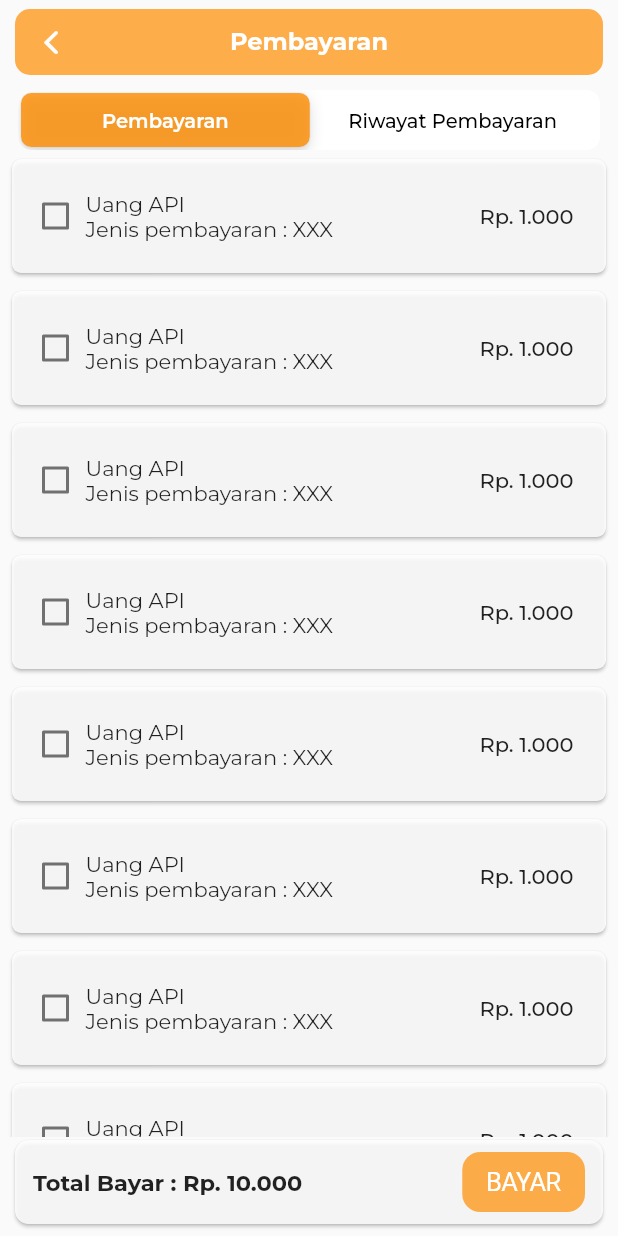
After one commit to fadilHidayatul/Ones-Edukasi-Ortu, a Flutter app: the PembayaranPage screen opened by its route, on a phone screen of 412 x 824 dp. The commit adds this screen. Run offline on Flutter 3.47's test engine with Material 2 defaults, Android fonts, the phone set to English and light mode, and no system bars; our stand-ins replace awesome_dialog, cached_network_image, currency_text_input_formatter, dropdown_search, fl_chart, google_fonts and 3 more; missing offline and left inert: flutter_beautiful_popup; accounts and stored records are empty.

Commit message:
add pembayaran & riwayat pembayaran layout

```diff
--- a/lib/main.dart
+++ b/lib/main.dart
@@ -4,6 +4,7 @@ import 'package:edu_ready/pages/absensi/absensi_page.dart';
 import 'package:edu_ready/pages/akademik/akademik_page.dart';
 import 'package:edu_ready/pages/batasmateri/batas_materi_page.dart';
 import 'package:edu_ready/pages/informasi/informasi_page.dart';
+import 'package:edu_ready/pages/pembayaran/pembayaran_page.dart';
 import 'package:edu_ready/pages/saldo/top_up_page.dart';
 import 'package:edu_ready/pages/welcome/home_page.dart';
 import 'package:edu_ready/pages/saldo/history_saldo_page.dart';
@@ -82,6 +83,7 @@ class MyApp extends StatelessWidget {
           InformasiPage.pageRoute: (context) => InformasiPage(),
           AkademikPage.pageRoute: (context) => AkademikPage(),
           TopUpPage.pageRoute : (context) => TopUpPage(),
+          PembayaranPage.pageRoute : (context) => PembayaranPage(),
         },
       ),
     );
--- /dev/null
+++ b/lib/pages/pembayaran/pembayaran_page.dart
@@ -0,0 +1,295 @@
+// ignore_for_file: prefer_const_constructors
+
+import 'package:edu_ready/utils/currency.dart';
+import 'package:edu_ready/widgets/card_appbar_widget.dart';
+import 'package:flutter/cupertino.dart';
+import 'package:flutter/material.dart';
+
+class PembayaranPage extends StatefulWidget {
+  static const pageRoute = '/pembayaran';
+  const PembayaranPage({Key? key}) : super(key: key);
+
+  @override
+  _PembayaranPageState createState() => _PembayaranPageState();
+}
+
+class _PembayaranPageState extends State<PembayaranPage> {
+  int groupvalue = 0;
+  int tempTotal = 0;
+  int testharga = 1000;
+
+  bool firstinit = true;
+
+  List<bool> isChecked = [];
+
+  @override
+  void didChangeDependencies() {
+    if (firstinit) {
+      isChecked = List<bool>.filled(10, false);
+
+      firstinit = false;
+    }
+    super.didChangeDependencies();
+  }
+
+  @override
+  Widget build(BuildContext context) {
+    return Scaffold(
+      appBar: PreferredSize(
+        preferredSize: Size(double.infinity, AppBar().preferredSize.height),
+        child: CardAppBar(title: "Pembayaran"),
+      ),
+      body: Column(
+        mainAxisSize: MainAxisSize.max,
+        children: [
+          ////////segmented slide pembayaran//////////
+          Row(
+            mainAxisSize: MainAxisSize.max,
+            children: [
+              Expanded(
+                child: Padding(
+                  padding: EdgeInsets.fromLTRB(12, 4, 12, 0),
+                  child: CupertinoSlidingSegmentedControl(
+                    children: {
+                      0: Padding(
+                        padding: EdgeInsets.all(10),
+                        child: Text(
+                          "Pembayaran",
+                          style: TextStyle(
+                            color:
+                                (groupvalue == 0) ? Colors.white : Colors.black,
+                          ),
+                        ),
+                      ),
+                      1: Text(
+                        "Riwayat Pembayaran",
+                        style: TextStyle(
+                          color:
+                              (groupvalue == 1) ? Colors.white : Colors.black,
+                        ),
+                      ),
+                    },
+                    onValueChanged: (value) {
+                      setState(() {
+                        groupvalue = value as int;
+                      });
+                    },
+                    groupValue: groupvalue,
+                    thumbColor: Color(0xFFFF8C00).withOpacity(0.8),
+                    backgroundColor: Colors.white,
+                  ),
+                ),
+              ),
+            ],
+          ),
+
+          (groupvalue == 0)
+              ? Expanded(
+                  child: Column(
+                    mainAxisSize: MainAxisSize.max,
+                    children: [
+                      Expanded(
+                        child: SizedBox(
+                          height: double.infinity,
+                          width: double.infinity,
+                          child: ListView.builder(
+                            shrinkWrap: true,
+                            itemCount: 10,
+                            itemBuilder: (context, index) {
+                              return Card(
+                                color: Colors.white.withOpacity(0.85),
+                                margin: EdgeInsets.symmetric(
+                                  vertical: 6,
+                                  horizontal: 8,
+                                ),
+                                shape: RoundedRectangleBorder(
+                                  borderRadius: BorderRadius.circular(6),
+                                ),
+                                child: Padding(
+                                  padding:
+                                      const EdgeInsets.fromLTRB(0, 10, 4, 10),
+                                  child: Row(
+                                    mainAxisSize: MainAxisSize.max,
+                                    children: [
+                                      Flexible(
+                                        flex: 1,
+                                        child: SizedBox(
+                                          width: double.infinity,
+                                          child: CheckboxListTile(
+                                            contentPadding: EdgeInsets.all(0),
+                                            value: isChecked[index],
+                                            onChanged: (value) {
+                                              setState(() {
+                                                isChecked[index] = value!;
+                                                // print(
+                                                //   "yang ke $index  == ${isChecked[index]}",
+                                                // );
+                                                (isChecked[index] == true)
+                                                    ? tempTotal += testharga
+                                                    : tempTotal -= testharga;
+                                                print(tempTotal);
+                                                //kalo print diatas jalan => temp + ischeck[index], sblm itu cek nilainya true/false
+                                              });
+                                            },
+                                          ),
+                                        ),
+                                      ),
+                                      Flexible(
+                                        flex: 5,
+                                        child: SizedBox(
+                                          width: double.infinity,
+                                          child: Column(
+                                            crossAxisAlignment:
+                                                CrossAxisAlignment.start,
+                                            children: const [
+                                              Text(
+                                                "Uang API ",
+                                              ),
+                                              Text(
+                                                "Jenis pembayaran : XXX",
+                                              ),
+                                            ],
+                                          ),
+                                        ),
+                                      ),
+                                      Flexible(
+                                        flex: 2,
+                                        child: SizedBox(
+                                          width: double.infinity,
+                                          child: Text(
+                                            CurrencyFormat.convertToIdr(
+                                                testharga, 0),
+                                            textAlign: TextAlign.center,
+                                            style: TextStyle(
+                                              fontWeight: FontWeight.w500,
+                                            ),
+                                          ),
+                                        ),
+                                      ),
+                                    ],
+                                  ),
+                                ),
+                              );
+                            },
+                          ),
+                        ),
+                      ),
+
+                      ////bagian card total
+                      Card(
+                        color: Colors.white.withOpacity(0.85),
+                        margin: EdgeInsets.fromLTRB(10, 2, 10, 8),
+                        shape: RoundedRectangleBorder(
+                          borderRadius: BorderRadius.circular(9),
+                        ),
+                        child: Padding(
+                          padding: const EdgeInsets.symmetric(horizontal: 12),
+                          child: Row(
+                            mainAxisSize: MainAxisSize.max,
+                            mainAxisAlignment: MainAxisAlignment.spaceBetween,
+                            children: [
+                              Text(
+                                "Total Bayar : ${CurrencyFormat.convertToIdr(10000, 0)}",
+                                style: TextStyle(
+                                  fontSize: 15,
+                                  fontWeight: FontWeight.bold,
+                                ),
+                              ),
+                              Padding(
+                                padding:
+                                    const EdgeInsets.symmetric(vertical: 8),
+                                child: CupertinoButton(
+                                  onPressed: () {},
+                                  child: Text(
+                                    "BAYAR",
+                                    style: TextStyle(color: Colors.white),
+                                  ),
+                                  padding: EdgeInsets.symmetric(
+                                    vertical: 10,
+                                    horizontal: 16,
+                                  ),
+                                  minSize: 0,
+                                  color: Color(0xFFFF8C00).withOpacity(0.7),
+                                ),
+                              )
+                            ],
+                          ),
+                        ),
+                      ),
+                    ],
+                  ),
+                )
+              : Expanded(
+                  child: Column(
+                    crossAxisAlignment: CrossAxisAlignment.start,
+                    children: [
+                      Padding(
+                        padding: const EdgeInsets.symmetric(
+                          vertical: 6,
+                          horizontal: 12,
+                        ),
+                        child: Text(
+                          "Nama siswa",
+                          style: TextStyle(
+                            fontSize: 16,
+                            fontWeight: FontWeight.bold,
+                          ),
+                        ),
+                      ),
+                      Expanded(
+                        child: ListView.builder(
+                          itemCount: 10,
+                          itemBuilder: (context, index) {
+                            return Card(
+                              margin: EdgeInsets.fromLTRB(8, 2, 8, 8),
+                              child: Padding(
+                                padding:
+                                    const EdgeInsets.fromLTRB(10, 12, 3, 12),
+                                child: Row(
+                                  mainAxisSize: MainAxisSize.max,
+                                  children: [
+                                    Flexible(
+                                      flex: 4,
+                                      child: SizedBox(
+                                        width: double.infinity,
+                                        child: Column(
+                                          crossAxisAlignment:
+                                              CrossAxisAlignment.start,
+                                          children: const [
+                                            Text("No Kwitansi :"),
+                                            Text(
+                                              "K0912UIN123J89102JU6G7D3M",
+                                              style: TextStyle(
+                                                fontWeight: FontWeight.bold,
+                                              ),
+                                            ),
+                                          ],
+                                        ),
+                                      ),
+                                    ),
+                                    Flexible(
+                                      flex: 3,
+                                      child: SizedBox(
+                                        width: double.infinity,
+                                        child: Text(
+                                          "Menunggu Konfirmasi",
+                                          textAlign: TextAlign.center,
+                                          style: TextStyle(color: Colors.amber),
+                                        ),
+                                      ),
+                                    ),
+                                  ],
+                                ),
+                              ),
+                            );
+                          },
+                        ),
+                      ),
+                    ],
+                  ),
+                )
+        ],
+      ),
+    );
+  }
+}
--- a/pubspec.yaml
+++ b/pubspec.yaml
@@ -84,6 +84,7 @@ flutter:
     - assets/images/ic_nodata.png
     - assets/images/absensi.png
     - assets/images/informasi.png
+    - assets/images/akademik.png
   #   - images/a_dot_burr.jpeg
   #   - images/a_dot_ham.jpeg
 
```
Also changed, not shown: lib/pages/informasi/informasi_page.dart (+7 -2 lines), lib/pages/saldo/top_up_page.dart (+8 -1 lines), lib/pages/welcome/home_page.dart (+8 -2 lines), lib/providers/topup_provider.dart (added, +49 -0 lines), assets/images/akademik.png (added).
